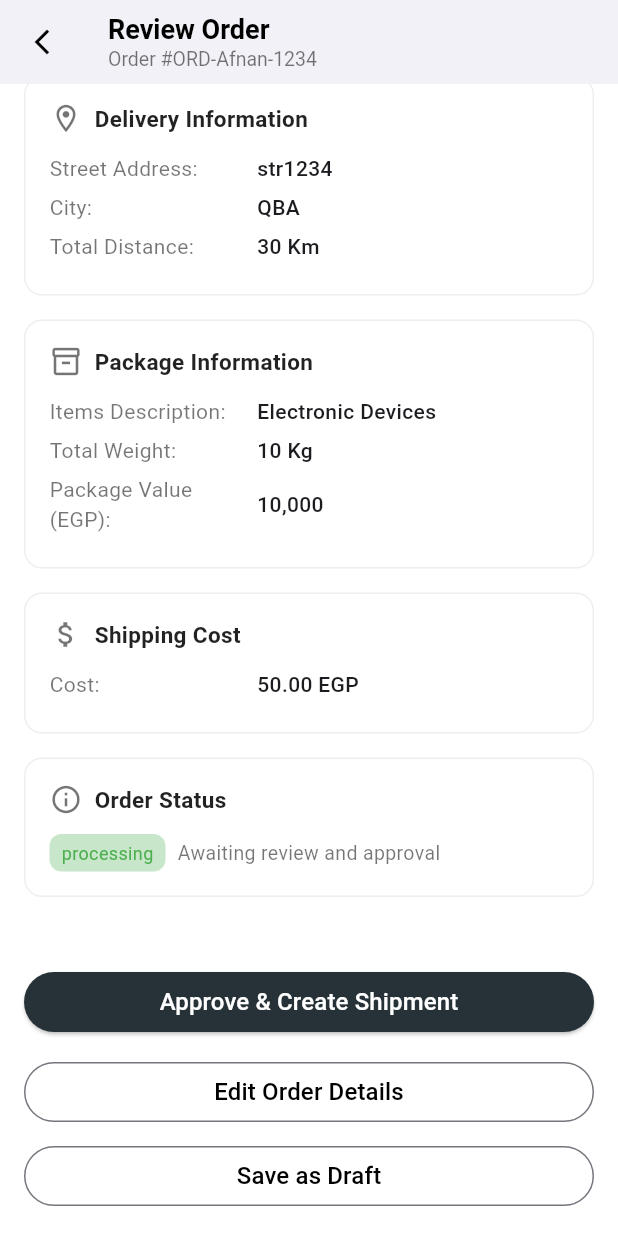
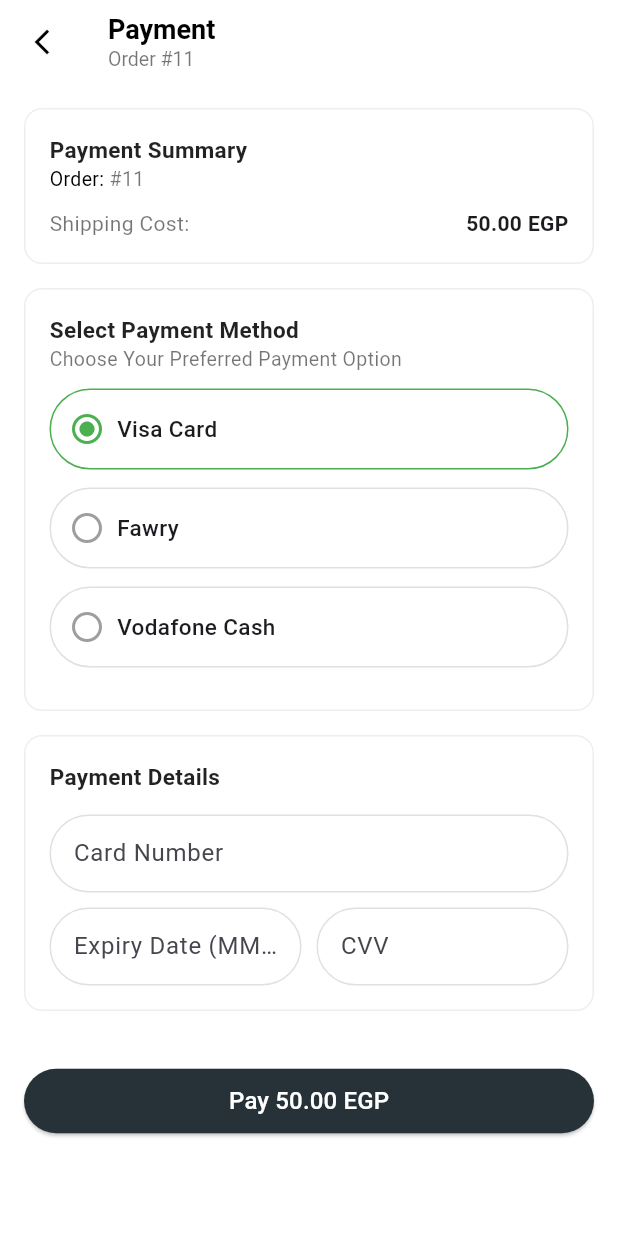
Before and after one commit to kareeem74/shippix_business_mobile, a Flutter app: the ReviewOrderScreen screen opened directly, scrolled down 209 dp, after a tap on "Approve & Create Shipment", on a phone screen of 412 x 824 dp. Run offline on Flutter 3.47's test engine with Material 3 defaults, Android fonts, the phone set to English and light mode, and no system bars.

Commit message:
design final touch

```diff
--- a/lib/features/orders/order_status_screen.dart
+++ b/lib/features/orders/order_status_screen.dart
@@ -1,4 +1,6 @@
 import 'package:flutter/material.dart';
+
+import '../main/main_screen.dart';
 
 class OrderStatusScreen extends StatelessWidget {
   final String orderId;
@@ -156,7 +158,12 @@ class OrderStatusScreen extends StatelessWidget {
                     borderRadius: BorderRadius.circular(30)),
               ),
               onPressed: () {
-                Navigator.pop(context);
+                Navigator.push(
+                  context,
+                  MaterialPageRoute(
+                    builder: (context) => const MainScreen(isLoggedIn: true,),
+                  ),
+                );
               },
               child: const Text("Back to Dashboard",
                   style: TextStyle(fontSize: 16, color: Colors.white)),
--- /dev/null
+++ b/lib/features/orders/payment_screen.dart
@@ -0,0 +1,256 @@
+import 'package:flutter/material.dart';
+import 'package:shippix_mobile/features/orders/order_status_screen.dart';
+
+class PaymentScreen extends StatefulWidget {
+  final String orderId;
+
+  const PaymentScreen({super.key, required this.orderId});
+
+  @override
+  State<PaymentScreen> createState() => _PaymentScreenState();
+}
+
+class _PaymentScreenState extends State<PaymentScreen> {
+
+  String _selectedMethod = "Visa Card";
+
+  static const Color _primaryColor = Color(0xFF1C7364);
+
+  final TextEditingController cardNumberController = TextEditingController();
+  final TextEditingController expiryDateController = TextEditingController();
+  final TextEditingController cvvController = TextEditingController();
+  final TextEditingController vodafoneCashController = TextEditingController();
+
+  Widget _buildInfoCard(String title, List<Widget> children) {
+    return Container(
+      margin: const EdgeInsets.only(bottom: 16),
+      padding: const EdgeInsets.all(16),
+      decoration: BoxDecoration(
+        color: Colors.white,
+        border: Border.all(color: Colors.grey.shade200),
+        borderRadius: BorderRadius.circular(12),
+      ),
+      child: Column(
+        crossAxisAlignment: CrossAxisAlignment.start,
+        children: [
+          Text(title,
+              style: const TextStyle(
+                  fontWeight: FontWeight.bold,
+                  fontSize: 15,
+                  color: Colors.black87)),
+          ...children,
+        ],
+      ),
+    );
+  }
+
+  Widget _buildPaymentOption(String method) {
+    return InkWell(
+      onTap: () {
+        setState(() {
+          _selectedMethod = method;
+        });
+      },
+      child: Container(
+        margin: const EdgeInsets.only(bottom: 12),
+        padding: const EdgeInsets.symmetric(horizontal: 12, vertical: 14),
+        decoration: BoxDecoration(
+          border: Border.all(
+              color: _selectedMethod == method
+                  ? Colors.green
+                  : Colors.grey.shade300),
+          borderRadius: BorderRadius.circular(30),
+        ),
+
+        child: Row(
+          children: [
+            Icon(
+              _selectedMethod == method
+                  ? Icons.radio_button_checked
+                  : Icons.radio_button_off,
+              color: _selectedMethod == method
+                  ? Colors.green
+                  : Colors.grey.shade500,
+            ),
+            const SizedBox(width: 8),
+            Text(method,
+                style: const TextStyle(
+                    fontSize: 15, fontWeight: FontWeight.w500)),
+          ],
+        ),
+      ),
+    );
+  }
+
+  Widget _buildTextField(
+      String label, {
+        String? hint,
+        TextInputType type = TextInputType.text,
+        String? prefixText,
+        String? Function(String?)? validator,
+        TextEditingController? controller,
+      }) {
+    return TextFormField(
+      controller: controller,
+      keyboardType: type,
+      decoration: InputDecoration(
+        labelText: label,
+        hintText: hint,
+        prefixText: prefixText,
+        hintStyle: TextStyle(color: Colors.grey.shade400, fontSize: 14),
+        floatingLabelStyle: const TextStyle(color: _primaryColor),
+        border: OutlineInputBorder(
+          borderRadius: BorderRadius.circular(30),
+          borderSide: BorderSide(color: Colors.grey.shade300),
+        ),
+        enabledBorder: OutlineInputBorder(
+          borderRadius: BorderRadius.circular(30),
+          borderSide: BorderSide(color: Colors.grey.shade300),
+        ),
+        focusedBorder: OutlineInputBorder(
+          borderRadius: BorderRadius.circular(30),
+          borderSide: const BorderSide(color: _primaryColor, width: 2.0),
+        ),
+        contentPadding: const EdgeInsets.symmetric(vertical: 14, horizontal: 12),
+        errorMaxLines: 2,
+      ),
+      validator: validator,
+    );
+  }
+
+
+  @override
+  Widget build(BuildContext context) {
+    return Scaffold(
+      backgroundColor: Colors.white,
+      appBar: AppBar(
+        leading: IconButton(
+          icon: const Icon(Icons.arrow_back_ios_new,
+              color: Colors.black, size: 20),
+          onPressed: () => Navigator.pop(context),
+        ),
+        backgroundColor: Colors.white,
+        elevation: 0,
+        title: Column(
+          crossAxisAlignment: CrossAxisAlignment.start,
+          children: [
+            const Text("Payment",
+                style: TextStyle(
+                    fontWeight: FontWeight.bold,
+                    fontSize: 18,
+                    color: Colors.black)),
+            Text("Order #${widget.orderId}",
+                style: const TextStyle(
+                    fontSize: 13, color: Colors.black54)),
+          ],
+        ),
+      ),
+      body: SingleChildScrollView(
+        padding: const EdgeInsets.all(16),
+        child: Column(
+          crossAxisAlignment: CrossAxisAlignment.stretch,
+          children: [
+            // Payment Summary
+            _buildInfoCard("Payment Summary", [
+              Row(
+                children: [
+                  Text("Order: ",
+                      style: const TextStyle(
+                          fontSize: 13, color: Colors.black)),
+
+                  Text("#${widget.orderId}",
+                      style: const TextStyle(
+                          fontSize: 13, color: Colors.black54)),
+                ],
+              ),
+              const SizedBox(height: 10,),
+              Row(
+                mainAxisAlignment: MainAxisAlignment.spaceBetween,
+                children: const [
+                  Text("Shipping Cost:",
+                      style: TextStyle(fontSize: 14, color: Colors.black54)),
+                  Text("50.00 EGP",
+                      style:
+                      TextStyle(fontSize: 14, fontWeight: FontWeight.w600)),
+                ],
+              ),
+            ]),
+
+            // Payment Method
+            _buildInfoCard("Select Payment Method", [
+              Text("Choose Your Preferred Payment Option",
+                  style: const TextStyle(
+                      fontSize: 13, color: Colors.black54)),
+              const SizedBox(height: 10,),
+              _buildPaymentOption("Visa Card"),
+              _buildPaymentOption("Fawry"),
+              _buildPaymentOption("Vodafone Cash"),
+            ]),
+
+            // Payment Details
+            if (_selectedMethod == "Visa Card")
+              _buildInfoCard("Payment Details", [
+                const SizedBox(height: 15,),
+                _buildTextField(
+                    "Card Number",
+                    controller: cardNumberController,
+                    type: TextInputType.number),
+                const SizedBox(height: 10,),
+                Row(
+                  children: [
+                    Expanded(
+                        child: _buildTextField(
+                            "Expiry Date (MM/YY)",
+                            controller: expiryDateController,
+                            type: TextInputType.datetime)),
+                    const SizedBox(width: 10),
+                    Expanded(
+                        child: _buildTextField(
+                            "CVV",
+                            controller: cvvController,
+                            type: TextInputType.number)),
+                  ],
+                )
+              ])
+            else if (_selectedMethod == "Fawry")
+              _buildInfoCard("Payment Details", [
+                const SizedBox(height: 15,),
+                const Text(
+                    "You will receive a payment code to complete your payment at any Fawry location.",
+                    style: TextStyle(fontSize: 14, color: Colors.black54))
+              ])
+            else if (_selectedMethod == "Vodafone Cash")
+                _buildInfoCard("Payment Details", [
+                  const SizedBox(height: 15,),
+                  _buildTextField(
+                      "Vodafone Cash Number",
+                      controller: vodafoneCashController,
+                      type: TextInputType.phone),
+                ]),
+
+            const SizedBox(height: 20),
+            ElevatedButton(
+              style: ElevatedButton.styleFrom(
+                backgroundColor: const Color(0xFF263238),
+                padding: const EdgeInsets.symmetric(vertical: 10),
+                shape:
+                RoundedRectangleBorder(borderRadius: BorderRadius.circular(30)),
+              ),
+              onPressed: () {
+                Navigator.push(
+                  context,
+                  MaterialPageRoute(
+                    builder: (context) =>
+                    const OrderStatusScreen(orderId: "ORD-Afnan-1234", customer: 'Afnan Sayed', status: 'Awaiting Approval', deliveryAddress: "Alexandria"),
+                  ),
+                );
+              },
+              child: const Text("Pay 50.00 EGP",
+                  style: TextStyle(fontSize: 16, color: Colors.white)),
+            ),
+          ],
+        ),
+      ),
+    );
+  }
+}
--- a/lib/features/orders/review_order_screen.dart
+++ b/lib/features/orders/review_order_screen.dart
@@ -1,4 +1,5 @@
 import 'package:flutter/material.dart';
+import 'package:shippix_mobile/features/orders/payment_screen.dart';
 
 class ReviewOrderScreen extends StatelessWidget {
   final String orderId;
@@ -148,7 +149,12 @@ class ReviewOrderScreen extends StatelessWidget {
                     borderRadius: BorderRadius.circular(30)),
               ),
               onPressed: () {
-                // TODO: approve and create shipment logic
+                Navigator.push(
+                  context,
+                  MaterialPageRoute(
+                    builder: (context) => const PaymentScreen(orderId: '11'),
+                  ),
+                );
               },
               child: const Text("Approve & Create Shipment",
                   style: TextStyle(fontSize: 16, color: Colors.white)),
--- a/lib/main.dart
+++ b/lib/main.dart
@@ -1,5 +1,6 @@
 import 'package:flutter/material.dart';
 import 'features/main/main_screen.dart';
+import 'features/orders/payment_screen.dart';
 
 void main() {
   runApp(const MyApp());
@@ -12,6 +13,10 @@ class MyApp extends StatelessWidget {
   Widget build(BuildContext context) {
     return MaterialApp(
       debugShowCheckedModeBanner: false,
+      title: 'Shippix Business',
+      theme: ThemeData(
+        primarySwatch: Colors.teal,
+      ),
       home: const MainScreen(
         isLoggedIn: true,
       ),
```
